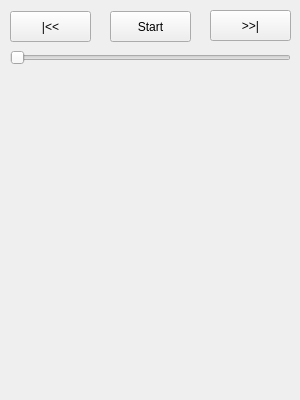
The window that mainwindow.ui (flxw/scplay) describes before a commit, drawn with Qt 5.
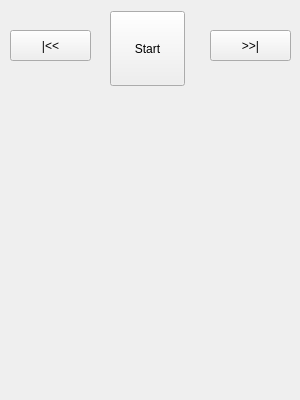
The same window after the commit.

Commit message: Round buttons yo!

Diff of the .ui file:
```diff
--- a/mainwindow.ui
+++ b/mainwindow.ui
@@ -19,8 +19,8 @@
      <rect>
       <x>110</x>
       <y>11</y>
-      <width>81</width>
-      <height>31</height>
+      <width>75</width>
+      <height>75</height>
      </rect>
     </property>
     <property name="text">
@@ -31,7 +31,7 @@
     <property name="geometry">
      <rect>
       <x>10</x>
-      <y>11</y>
+      <y>30</y>
       <width>81</width>
       <height>31</height>
      </rect>
@@ -44,7 +44,7 @@
     <property name="geometry">
      <rect>
       <x>210</x>
-      <y>10</y>
+      <y>30</y>
       <width>81</width>
       <height>31</height>
      </rect>
@@ -53,31 +53,6 @@
      <string>&gt;&gt;|</string>
     </property>
    </widget>
-   <widget class="QSlider" name="horizontalSlider">
-    <property name="geometry">
-     <rect>
-      <x>10</x>
-      <y>50</y>
-      <width>281</width>
-      <height>16</height>
-     </rect>
-    </property>
-    <property name="orientation">
-     <enum>Qt::Horizontal</enum>
-    </property>
-   </widget>
-   <widget class="QStackedWidget" name="stackedWidget">
-    <property name="geometry">
-     <rect>
-      <x>10</x>
-      <y>70</y>
-      <width>281</width>
-      <height>321</height>
-     </rect>
-    </property>
-    <widget class="QWidget" name="page"/>
-    <widget class="QWidget" name="page_2"/>
-   </widget>
   </widget>
  </widget>
  <layoutdefault spacing="6" margin="11"/>
```
The commit also changes 2 other files.
